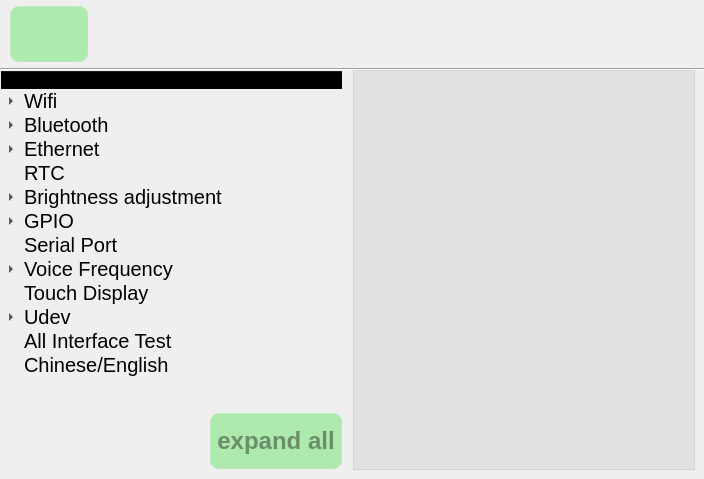
The window that user_manual.ui (jizizihe/baijie_demo) describes before a commit, drawn with Qt 5.
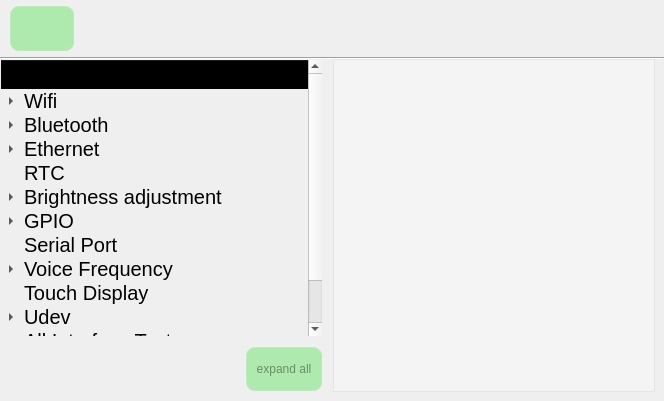
The same window after the commit. Icons and pictures are not drawn.

Commit message: func: 1.add cancel pair, disconnect, stop scanning, and display matched bluetooth in bluetooth       2.add display connected devices in wifi       3.change function button style and change layout in gpio       4.change layout in ethernet

```diff
--- a/user_manual.ui
+++ b/user_manual.ui
@@ -6,8 +6,8 @@
    <rect>
     <x>0</x>
     <y>0</y>
-    <width>704</width>
-    <height>479</height>
+    <width>664</width>
+    <height>401</height>
    </rect>
   </property>
   <property name="windowTitle">
@@ -25,7 +25,6 @@
      border-width:  2px;  /*边框宽度为4像素*/
      border-radius: 10px; /*边框圆角半径*/
      border-color: rgba(255, 225, 255, 30);/*边框颜色*/
-     font: bold 24px;/*字体*/
      color:rgba(0, 0, 0, 100);/*字体颜色*/
      padding: 6px; /*填衬*/
     outline: none; /*去掉按钮的虚线框*/
@@ -168,10 +167,21 @@
          <property name="styleSheet">
           <string notr="true">background-color:rgba(0,0,0, 0);</string>
          </property>
+         <attribute name="headerVisible">
+          <bool>true</bool>
+         </attribute>
+         <attribute name="headerDefaultSectionSize">
+          <number>100</number>
+         </attribute>
          <column>
           <property name="text">
            <string>               user manual</string>
           </property>
+          <property name="font">
+           <font>
+            <pointsize>16</pointsize>
+           </font>
+          </property>
          </column>
          <item>
           <property name="text">
@@ -481,7 +491,7 @@
         </widget>
        </item>
        <item>
-        <layout class="QHBoxLayout" name="horizontalLayout" stretch="3,0">
+        <layout class="QHBoxLayout" name="horizontalLayout" stretch="3,1">
          <property name="spacing">
           <number>0</number>
          </property>
@@ -527,7 +537,7 @@
      <item>
       <widget class="QTextEdit" name="textEdit">
        <property name="styleSheet">
-        <string notr="true">  background-color:rgba(0,0,0, 15);</string>
+        <string notr="true"> background-color:rgba(255, 255, 255, 80);</string>
        </property>
       </widget>
      </item>
```
Left out of the diff: 6 changed lines with no effect on the pictures. The commit also changes 52 other files.
